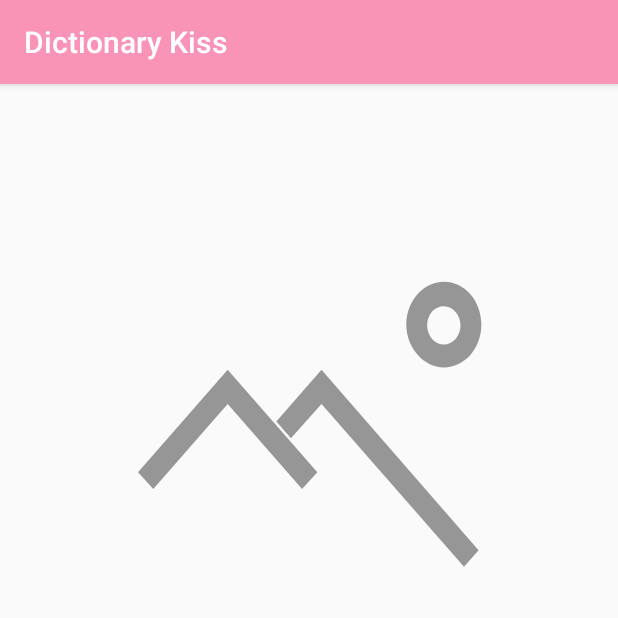
After one commit to Amina1000/DictionaryKiss, an Android app: the DescriptionActivity screen opened directly, with no data from a screen before it, on a phone screen of 412 x 824 dp, the top half of it. The commit adds this screen. Run offline under Robolectric (Android 15) with nearby library versions, the phone set to English and light mode, and no system bars.

Commit message:
Lesson 4:
Подготовка экранов

```diff
--- a/app/build.gradle
+++ b/app/build.gradle
@@ -44,6 +44,7 @@ dependencies {
     // AndroidX
     implementation 'androidx.appcompat:appcompat:1.3.1'
     implementation 'androidx.constraintlayout:constraintlayout:2.1.0'
+    implementation 'androidx.swiperefreshlayout:swiperefreshlayout:1.1.0'
     // Design
     // Нельзя использовать зависимости com.android.support
     // и com.google.android.material вместе
@@ -63,6 +64,9 @@ dependencies {
     implementation fileTree(dir: 'libs', include: ['*.jar'])
     //Picasso
     implementation 'com.squareup.picasso:picasso:2.71828'
+    // Glide
+    implementation 'com.github.bumptech.glide:glide:4.12.0'
+    kapt 'com.github.bumptech.glide:compiler:4.12.0'
     // Dagger
     implementation 'com.google.dagger:dagger-android:2.17'
     implementation 'com.google.dagger:dagger-android-support:2.17'
--- /dev/null
+++ b/app/src/main/java/com/cocos/develop/dictionarykiss/ui/description/DescriptionActivity.kt
@@ -0,0 +1,13 @@
+package com.cocos.develop.dictionarykiss.ui.description
+
+import androidx.appcompat.app.AppCompatActivity
+import android.os.Bundle
+import com.cocos.develop.dictionarykiss.R
+import kotlinx.android.synthetic.main.activity_description.*
+
+class DescriptionActivity : AppCompatActivity() {
+    override fun onCreate(savedInstanceState: Bundle?) {
+        super.onCreate(savedInstanceState)
+        setContentView(R.layout.activity_description)
+    }
+}
--- /dev/null
+++ b/app/src/main/java/com/cocos/develop/dictionarykiss/utils/ui/EquilateralImageView.kt
@@ -0,0 +1,18 @@
+package com.cocos.develop.dictionarykiss.utils.ui
+
+import android.content.Context
+import android.util.AttributeSet
+import androidx.appcompat.widget.AppCompatImageView
+
+class EquilateralImageView : AppCompatImageView {
+
+    constructor(context: Context) : super(context)
+
+    constructor(context: Context, attrs: AttributeSet) : super(context, attrs)
+
+    constructor(context: Context, attrs: AttributeSet, defStyleAttr: Int) : super(context, attrs, defStyleAttr)
+
+    override fun onMeasure(widthMeasureSpec: Int, heightMeasureSpec: Int) {
+        super.onMeasure(widthMeasureSpec, widthMeasureSpec)
+    }
+}
--- /dev/null
+++ b/app/src/main/res/drawable/ic_no_photo_vector.xml
@@ -0,0 +1,15 @@
+<vector xmlns:android="http://schemas.android.com/apk/res/android"
+        android:width="24dp"
+        android:height="24dp"
+        android:viewportHeight="70"
+        android:viewportWidth="80">
+    <path
+            android:fillColor="@color/color_gray"
+            android:pathData="M28.3,27.7l10.7,10.7l2.2,-2.1l-12.9,-12.9l-12.9,12.9l2.2,2.1z"/>
+    <path
+            android:fillColor="@color/color_gray"
+            android:pathData="M41.8,27.7l20.5,20.5l2.1,-2.1l-22.6,-22.7l-6.5,6.5l2.1,2.1z"/>
+    <path
+            android:fillColor="@color/color_gray"
+            android:pathData="M59.4,23.1c3,0 5.4,-2.4 5.4,-5.4s-2.4,-5.4 -5.4,-5.4S54,14.8 54,17.7S56.5,23.1 59.4,23.1L59.4,23.1zM59.4,15.4c1.3,0 2.4,1.1 2.4,2.4c0,1.3 -1.1,2.4 -2.4,2.4c-1.3,0 -2.4,-1.1 -2.4,-2.4C57,16.4 58.1,15.4 59.4,15.4C59.4,15.3 59.4,15.3 59.4,15.4L59.4,15.4z"/>
+</vector>
--- /dev/null
+++ b/app/src/main/res/drawable/separator_vertical.xml
@@ -0,0 +1,6 @@
+<?xml version="1.0" encoding="utf-8"?>
+<shape xmlns:android="http://schemas.android.com/apk/res/android"
+    android:shape="rectangle">
+    <size android:height="@dimen/separator" />
+    <solid android:color="@color/white" />
+</shape>
--- /dev/null
+++ b/app/src/main/res/layout/activity_description.xml
@@ -0,0 +1,50 @@
+<?xml version="1.0" encoding="utf-8"?>
+<androidx.swiperefreshlayout.widget.SwipeRefreshLayout
+    xmlns:android="http://schemas.android.com/apk/res/android"
+    xmlns:tools="http://schemas.android.com/tools"
+    xmlns:app="http://schemas.android.com/apk/res-auto"
+    android:id="@+id/description_screen_swipe_refresh_layout"
+    android:layout_width="match_parent"
+    android:layout_height="match_parent"
+    android:paddingEnd="@dimen/margin_xx_small"
+    android:paddingLeft="@dimen/margin_xx_small"
+    android:paddingRight="@dimen/margin_xx_small"
+    android:paddingStart="@dimen/margin_xx_small">
+
+    <LinearLayout
+        android:layout_width="match_parent"
+        android:layout_height="wrap_content"
+        android:orientation="vertical"
+        android:layout_marginTop="@dimen/margin_medium"
+        android:fitsSystemWindows="true">
+
+        <TextView
+            android:id="@+id/description_header"
+            android:layout_width="wrap_content"
+            android:layout_marginStart="@dimen/margin_medium"
+            android:layout_height="wrap_content"
+            style="@style/HeaderTextStyle"
+            tools:text="Header"/>
+
+        <TextView
+            android:id="@+id/description_textview"
+            android:layout_width="wrap_content"
+            style="@style/BaseTextStyle"
+            android:layout_marginStart="@dimen/margin_medium"
+            android:layout_height="wrap_content"
+            tools:text="Description: Lorem ipsum dolor sit amet, consectetur adipiscing elit, sed do eiusmod tempor incididunt ut labore et dolore magna aliqua."/>
+
+        <com.cocos.develop.dictionarykiss.utils.ui.EquilateralImageView
+            android:id="@+id/description_imageview"
+            android:layout_width="match_parent"
+            android:layout_marginStart="@dimen/margin_medium"
+            android:layout_marginEnd="@dimen/margin_medium"
+            android:layout_marginTop="@dimen/margin_medium"
+            android:layout_height="wrap_content"
+            android:layout_gravity="center_horizontal"
+            app:srcCompat="@drawable/ic_no_photo_vector"
+            android:visibility="visible"
+            tools:visibility="visible"
+            android:contentDescription="@string/image_stub"/>
+    </LinearLayout>
+</androidx.swiperefreshlayout.widget.SwipeRefreshLayout>
--- a/app/src/main/res/layout/search_dialog_fragment.xml
+++ b/app/src/main/res/layout/search_dialog_fragment.xml
@@ -35,8 +35,7 @@
             <com.google.android.material.textfield.TextInputEditText
                     android:id="@+id/search_edit_text"
                     android:layout_width="match_parent"
-                    android:layout_height="wrap_content"
-                    style="@style/BaseEditTextStyle"/>
+                    android:layout_height="wrap_content"/>
         </com.google.android.material.textfield.TextInputLayout>
 
         <ImageView
--- a/app/src/main/res/values/strings.xml
+++ b/app/src/main/res/values/strings.xml
@@ -6,6 +6,7 @@
     <string name="empty_server_response_on_success">Response from server is empty</string>
     <string name="button_search">Search</string>
     <string name="search_hint">New word</string>
+    <string name="image_stub">image</string>
     <string name="delete_description">X</string>
     <string name="dialog_title_device_is_offline">No internet connection</string>
     <string name="dialog_message_device_is_offline">You can not use app without internet connection. Please, check
```
Also changed, not shown: app/src/main/AndroidManifest.xml (+9 -4 lines), app/src/main/java/com/cocos/develop/dictionarykiss/ui/main/MainActivity.kt (+15 -1 lines), app/src/main/res/drawable/ic_load_error_vector.xml (added, +12 -0 lines), app/src/main/res/layout/activity_main_recyclerview_item.xml (+29 -13 lines), app/src/main/res/values/dimens.xml (added, +7 -0 lines).
